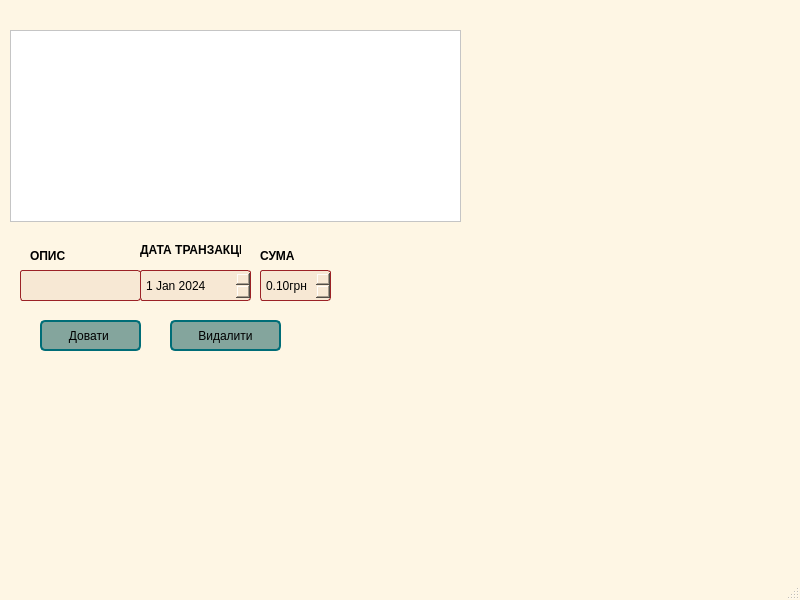
Old version of the form mainwindow.ui in the repository Isaak-VP/Lab6.
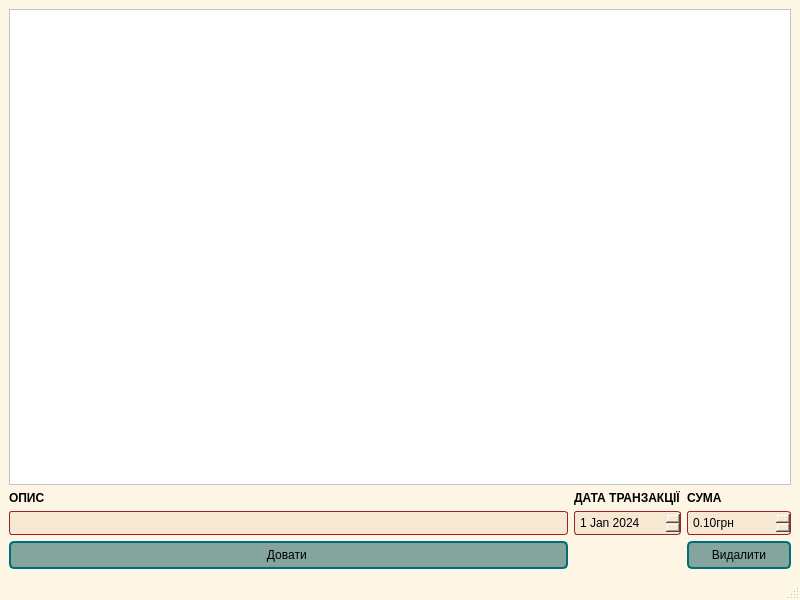
New version of the form. Icons and pictures are not drawn.

```diff
--- a/mainwindow.ui
+++ b/mainwindow.ui
@@ -66,51 +66,23 @@
 </string>
   </property>
   <widget class="QWidget" name="centralwidget">
-   <widget class="QLineEdit" name="lineEdit">
-    <property name="geometry">
-     <rect>
-      <x>20</x>
-      <y>270</y>
-      <width>121</width>
-      <height>31</height>
-     </rect>
-    </property>
-   </widget>
-   <widget class="QPushButton" name="pushButton">
-    <property name="geometry">
-     <rect>
-      <x>40</x>
-      <y>320</y>
-      <width>101</width>
-      <height>31</height>
-     </rect>
-    </property>
+   <layout class="QVBoxLayout" name="verticalLayout_2">
+    <item>
+     <layout class="QGridLayout" name="gridLayout">
+      <item row="1" column="2">
+       <widget class="QLabel" name="label_3">
+        <property name="font">
+         <font>
+          <bold>true</bold>
+         </font>
+        </property>
     <property name="text">
-     <string>Довати </string>
-    </property>
-   </widget>
-   <widget class="QPushButton" name="pushButton_2">
-    <property name="geometry">
-     <rect>
-      <x>170</x>
-      <y>320</y>
-      <width>111</width>
-      <height>31</height>
-     </rect>
-    </property>
-    <property name="text">
-     <string>Видалити</string>
-    </property>
-   </widget>
+         <string>СУМА</string>
+        </property>
+       </widget>
+      </item>
+      <item row="2" column="1">
    <widget class="QDateEdit" name="dateEdit">
-    <property name="geometry">
-     <rect>
-      <x>140</x>
-      <y>270</y>
-      <width>111</width>
-      <height>31</height>
-     </rect>
-    </property>
     <property name="dateTime">
      <datetime>
       <hour>0</hour>
@@ -122,25 +94,36 @@
      </datetime>
     </property>
    </widget>
-   <widget class="QTableView" name="tableView">
-    <property name="geometry">
-     <rect>
-      <x>10</x>
-      <y>30</y>
-      <width>451</width>
-      <height>192</height>
-     </rect>
-    </property>
-   </widget>
+      </item>
+      <item row="2" column="0">
+       <widget class="QLineEdit" name="lineEdit"/>
+      </item>
+      <item row="1" column="0">
+       <widget class="QLabel" name="label">
+        <property name="font">
+         <font>
+          <bold>true</bold>
+         </font>
+        </property>
+        <property name="text">
+         <string>ОПИС</string>
+        </property>
+       </widget>
+      </item>
+      <item row="1" column="1">
+       <widget class="QLabel" name="label_2">
+        <property name="font">
+         <font>
+          <bold>true</bold>
+         </font>
+        </property>
+        <property name="text">
+         <string>ДАТА ТРАНЗАКЦІЇ</string>
+        </property>
+       </widget>
+      </item>
+      <item row="2" column="2">
    <widget class="QDoubleSpinBox" name="doubleSpinBox">
-    <property name="geometry">
-     <rect>
-      <x>260</x>
-      <y>270</y>
-      <width>71</width>
-      <height>31</height>
-     </rect>
-    </property>
     <property name="prefix">
      <string/>
     </property>
@@ -154,60 +137,27 @@
      <double>99999999.989999994635582</double>
     </property>
    </widget>
-   <widget class="QLabel" name="label">
-    <property name="geometry">
-     <rect>
-      <x>30</x>
-      <y>250</y>
-      <width>37</width>
-      <height>12</height>
-     </rect>
-    </property>
-    <property name="font">
-     <font>
-      <bold>true</bold>
-     </font>
-    </property>
+      </item>
+      <item row="3" column="2">
+       <widget class="QPushButton" name="pushButton_2">
     <property name="text">
-     <string>ОПИС</string>
-    </property>
-   </widget>
-   <widget class="QLabel" name="label_2">
-    <property name="geometry">
-     <rect>
-      <x>140</x>
-      <y>240</y>
-      <width>101</width>
-      <height>20</height>
-     </rect>
-    </property>
-    <property name="font">
-     <font>
-      <bold>true</bold>
-     </font>
-    </property>
+         <string>Видалити</string>
+        </property>
+       </widget>
+      </item>
+      <item row="3" column="0">
+       <widget class="QPushButton" name="pushButton">
     <property name="text">
-     <string>ДАТА ТРАНЗАКЦІЇ</string>
-    </property>
-   </widget>
-   <widget class="QLabel" name="label_3">
-    <property name="geometry">
-     <rect>
-      <x>260</x>
-      <y>250</y>
-      <width>37</width>
-      <height>12</height>
-     </rect>
-    </property>
-    <property name="font">
-     <font>
-      <bold>true</bold>
-     </font>
-    </property>
-    <property name="text">
-     <string>СУМА</string>
-    </property>
-   </widget>
+         <string>Довати </string>
+        </property>
+       </widget>
+      </item>
+      <item row="0" column="0" colspan="3">
+       <widget class="QTableView" name="tableView"/>
+      </item>
+     </layout>
+    </item>
+   </layout>
   </widget>
   <widget class="QMenuBar" name="menubar">
    <property name="geometry">
```
Left out of the diff: 3 changed lines with no effect on the pictures. Lines whose indentation alone changed are shown as unchanged.
